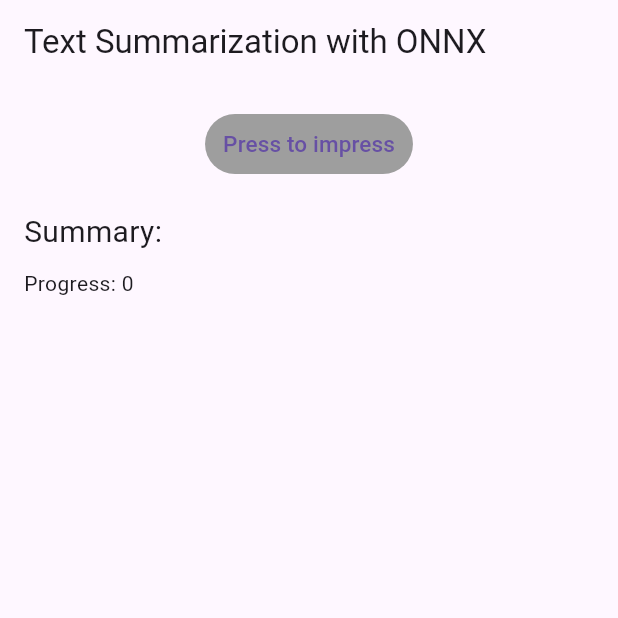
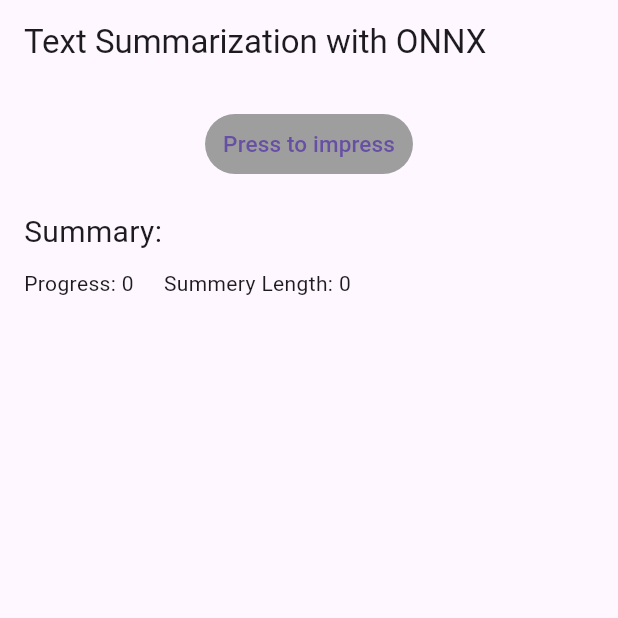
Before and after one commit to guyluz11/flutter_local_summarizer, a Flutter app: the screen it shows after launch, on a phone screen of 412 x 824 dp, the top half of it. Run offline on Flutter 3.47's test engine with Material 3 defaults, Android fonts, the phone set to English and light mode, and no system bars; missing offline and left inert: langchain_tiktoken, onnxruntime; network calls fail; statements that could not run were skipped.

Commit message:
Change maxSummaryLength to 300

```diff
--- a/example/lib/main.dart
+++ b/example/lib/main.dart
@@ -33,7 +33,7 @@ class _TextSummarizationState extends State<TextSummarization> {
         await summarizerHelperMethods.flasscoSummarize(
       text ?? getLongText,
       progress: progress,
-      maxSummaryLength: 100,
+      maxSummaryLength: 301,
       onNextWord: onNextWord,
     );
 
@@ -82,9 +82,15 @@ class _TextSummarizationState extends State<TextSummarization> {
                   children: [
                     const Text('Summary:', style: TextStyle(fontSize: 20)),
                     const SizedBox(height: 10, width: double.infinity),
-                    Text('Progress: $progressVar'),
+                    Row(
+                      children: [
+                        Text('Progress: $progressVar'),
+                        const SizedBox(width: 20),
+                        Text('Summery Length: ${summary.length}'),
+                      ],
+                    ),
                     const SizedBox(height: 10),
-                    Text(summary),
+                    Text(summary.replaceAll('.', '.\n')),
                   ],
                 ),
               ),
--- a/lib/src/summarizer_helper_methods.dart
+++ b/lib/src/summarizer_helper_methods.dart
@@ -30,7 +30,7 @@ class SummarizerHelperMethods {
 
   Future<String?> flasscoSummarize(
     String inputText, {
-    int maxSummaryLength = 80,
+    int maxSummaryLength = 300,
     Function(int)? progress,
     Function(String)? onNextWord,
   }) async {
@@ -48,7 +48,7 @@ class SummarizerHelperMethods {
 
   Future<String?> _summary(
     String text, {
-    int maxSummaryLength = 80,
+    int maxSummaryLength = 300,
     Function(int)? progress,
     Function(String)? onNextWord,
   }) async {
```
